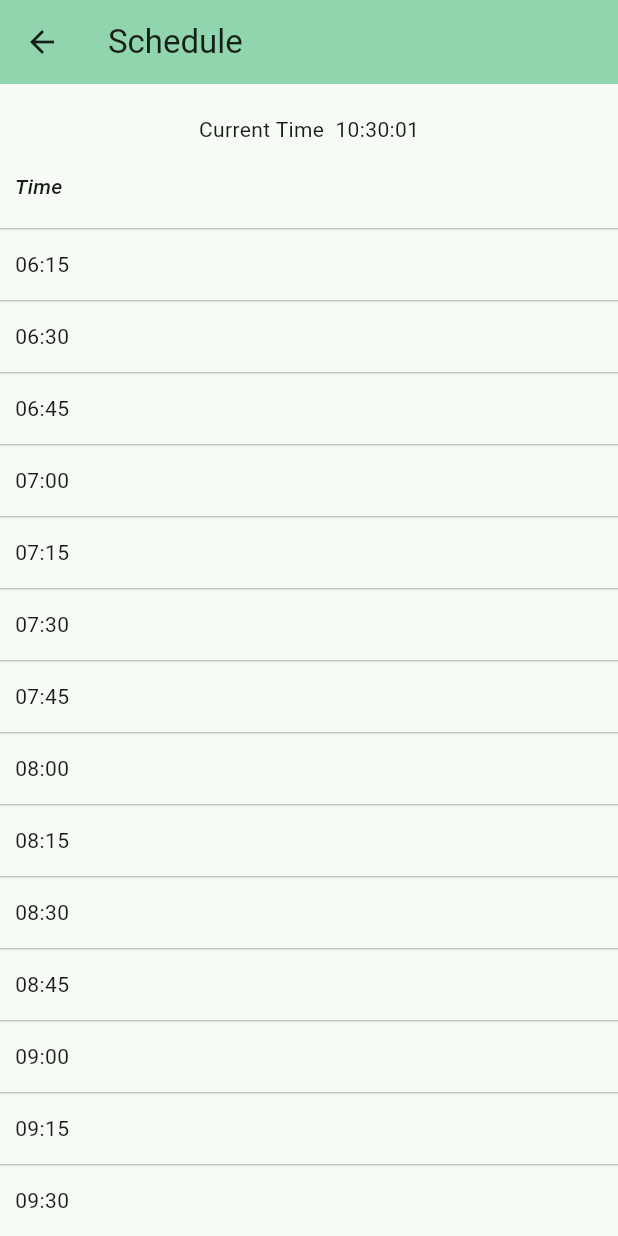
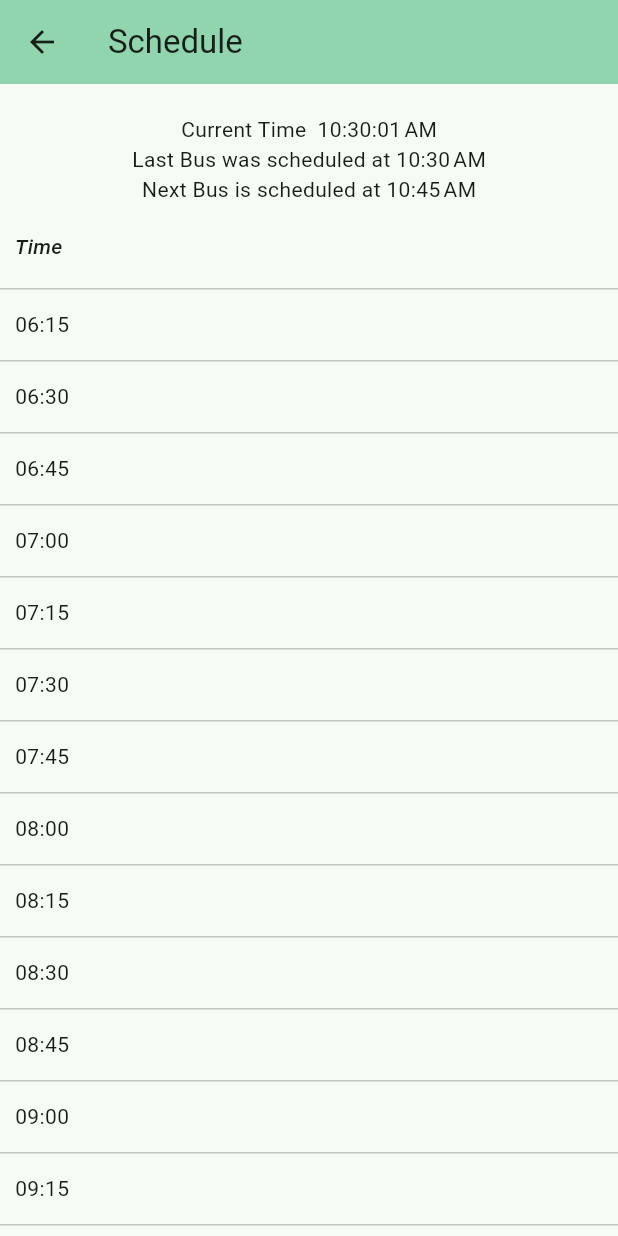
Before and after one commit to abyshekhar/city_connect, a Flutter app: the screen it shows after launch, after a tap on "Hub -> Xperia", on a phone screen of 412 x 824 dp. Run offline on Flutter 3.47's test engine with Material 3 defaults, Android fonts, the phone set to English and light mode, and no system bars.

Commit message:
Adding time for next and last bus

```diff
--- a/lib/clock.dart
+++ b/lib/clock.dart
@@ -23,7 +23,7 @@ class _ClockState extends State<Clock> {
 
   void _update() {
     setState(() {
-      formattedTime = DateFormat('hh:mm:ss').format(DateTime.now());
+      formattedTime = DateFormat.jms().format(DateTime.now());
       hour = DateFormat('a').format(DateTime.now());
     });
   }
--- a/lib/route_schedule.dart
+++ b/lib/route_schedule.dart
@@ -1,27 +1,79 @@
 import 'package:city_connect/clock.dart';
 import 'package:flutter/material.dart';
 import 'package:city_connect/data/routes.dart';
+import 'package:intl/intl.dart';
 
 class RouteSchedule extends StatelessWidget {
-  const RouteSchedule(this.id, {super.key});
+  RouteSchedule(this.id, {super.key});
   final int id;
+  String beforeTimeString = "";
+  String afterTimeString =" ";
   @override
   Widget build(BuildContext context) {
+    final List<String> timeList =
+        routes.firstWhere((element) => element.id == id).timings;
+    // Function to parse time string to DateTime
+    DateTime parseTime(String time) {
+      List<String> parts = time.split(":");
+      int hour = int.parse(parts[0]);
+      int minute = int.parse(parts[1]);
+      return DateTime(2024, 1, 1, hour,
+          minute); // Using a dummy date (2024-01-01) for comparison
+    }
+
+// Function to format DateTime to time string
+    String formatTime(DateTime time) {
+      String hour = time.hour.toString().padLeft(2, '0');
+      String minute = time.minute.toString().padLeft(2, '0');
+      return "$hour:$minute";
+    }
+
+    // Get the current time
+    DateTime now = DateTime.now();
+
+    // Format the current time to hh:mm format
+    String targetTime = DateFormat.Hm().format(now);
+
+    // Parse target time to DateTime
+    DateTime targetDateTime = parseTime(targetTime);
+
+    // Convert all times in the list to DateTime objects
+    List<DateTime> dateTimeList =
+        timeList.map((time) => parseTime(time)).toList();
+
+    // Sort the list of DateTime objects
+    dateTimeList.sort((a, b) => a.compareTo(b));
+
+    // Find the index of the target time in the sorted list
+    int index = dateTimeList.indexWhere((time) => time.isAfter(targetDateTime));
+
+    if (index != -1) {
+      // Retrieve the time just before and after the target time
+      DateTime beforeTime = dateTimeList[index - 1];
+      DateTime afterTime = dateTimeList[index];
+
+      // Format the times back to hh:mm format
+      beforeTimeString =DateFormat.jm().format(beforeTime);
+      afterTimeString = DateFormat.jm().format(afterTime);
+
+    } else {
+    }
     return Scaffold(
       appBar: AppBar(
         backgroundColor: Theme.of(context).colorScheme.inversePrimary,
         title: const Text('Schedule'),
       ),
       body: Center(
-        child: Column(
+        child: Column(children: [
+          const Clock(),
+          Text("Last Bus was scheduled at $beforeTimeString"),
+          Text("Next Bus is scheduled at $afterTimeString"),
 
-          children: [
-          const Clock(),
           Expanded(
             child: SingleChildScrollView(
               scrollDirection: Axis.vertical,
               child: DataTable(
-                horizontalMargin:10,
+                horizontalMargin: 10,
                 columns: const <DataColumn>[
                   DataColumn(
                     label: Expanded(
@@ -33,7 +85,9 @@ class RouteSchedule extends StatelessWidget {
                   ),
                 ],
                 rows: <DataRow>[
-                  ...routes.firstWhere((element) => element.id==id).timings
+                  ...routes
+                      .firstWhere((element) => element.id == id)
+                      .timings
                       .map(
                         (e) => DataRow(
                           cells: <DataCell>[
```
